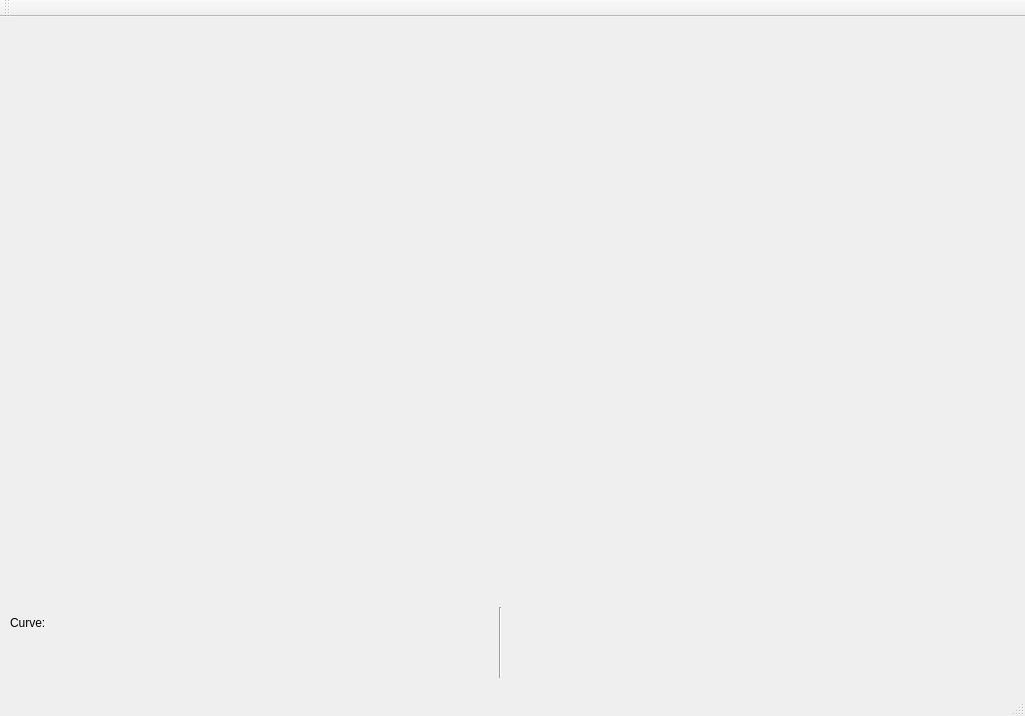
Qt form mainwindow.ui (faustofjunqueira/CurveEditor) before a commit.
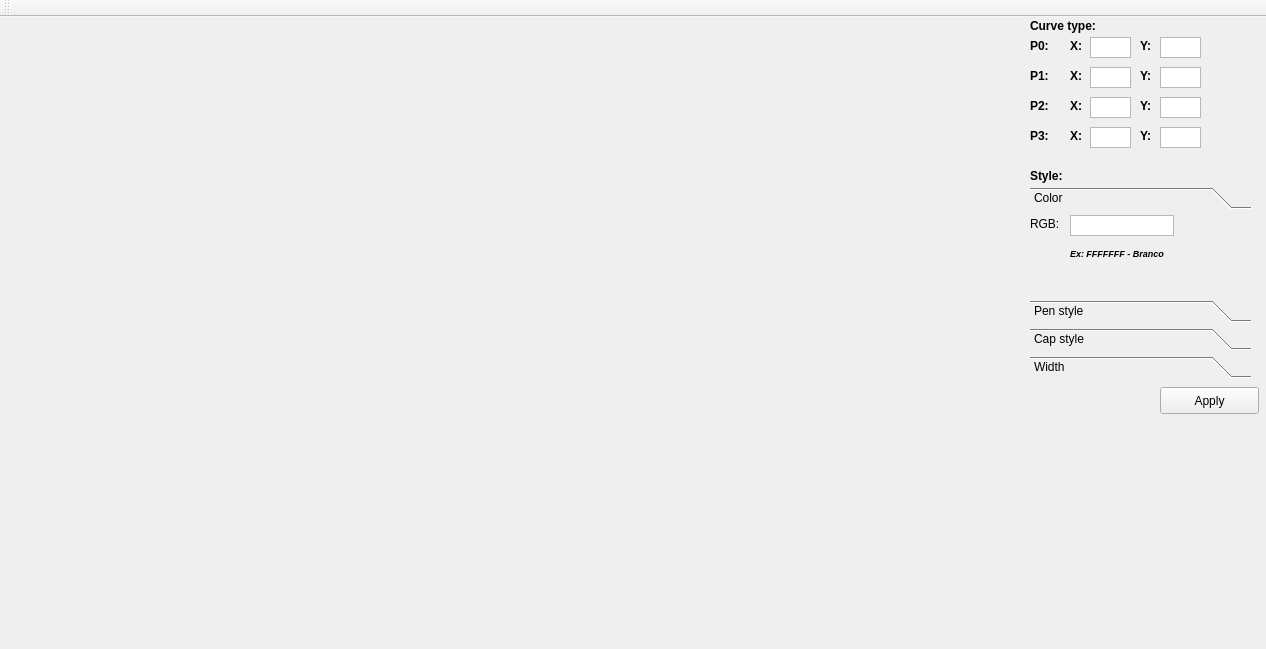
The same form after that commit. The open tabs and pages were chosen to show the change.

What changed in the file:
```diff
--- a/mainwindow.ui
+++ b/mainwindow.ui
@@ -6,8 +6,8 @@
    <rect>
     <x>0</x>
     <y>0</y>
-    <width>1025</width>
-    <height>716</height>
+    <width>1266</width>
+    <height>649</height>
    </rect>
   </property>
   <property name="windowTitle">
@@ -28,30 +28,593 @@
     </property>
     <layout class="QVBoxLayout" name="LayoutCanvas"/>
    </widget>
-   <widget class="Line" name="line">
+   <widget class="QLabel" name="StatticLabel1">
     <property name="geometry">
      <rect>
-      <x>490</x>
-      <y>590</y>
-      <width>20</width>
-      <height>71</height>
+      <x>1030</x>
+      <y>0</y>
+      <width>91</width>
+      <height>17</height>
      </rect>
     </property>
-    <property name="orientation">
-     <enum>Qt::Vertical</enum>
+    <property name="font">
+     <font>
+      <weight>75</weight>
+      <bold>true</bold>
+     </font>
     </property>
+    <property name="text">
+     <string>Curve type:</string>
+    </property>
    </widget>
-   <widget class="QLabel" name="label">
+   <widget class="QLabel" name="TypeCurveLabel">
     <property name="geometry">
      <rect>
-      <x>10</x>
-      <y>580</y>
+      <x>1120</x>
+      <y>0</y>
+      <width>111</width>
+      <height>17</height>
+     </rect>
+    </property>
+    <property name="text">
+     <string/>
+    </property>
+   </widget>
+   <widget class="QLabel" name="StaticLabelPosX">
+    <property name="geometry">
+     <rect>
+      <x>1070</x>
+      <y>20</y>
+      <width>21</width>
+      <height>17</height>
+     </rect>
+    </property>
+    <property name="font">
+     <font>
+      <weight>75</weight>
+      <bold>true</bold>
+     </font>
+    </property>
+    <property name="text">
+     <string>X:</string>
+    </property>
+   </widget>
+   <widget class="QLabel" name="StaticLabelPosY">
+    <property name="geometry">
+     <rect>
+      <x>1140</x>
+      <y>20</y>
+      <width>21</width>
+      <height>17</height>
+     </rect>
+    </property>
+    <property name="font">
+     <font>
+      <weight>75</weight>
+      <bold>true</bold>
+     </font>
+    </property>
+    <property name="text">
+     <string>Y:</string>
+    </property>
+   </widget>
+   <widget class="QTextEdit" name="CurveXTextEdit">
+    <property name="geometry">
+     <rect>
+      <x>1090</x>
+      <y>20</y>
+      <width>41</width>
+      <height>21</height>
+     </rect>
+    </property>
+    <property name="verticalScrollBarPolicy">
+     <enum>Qt::ScrollBarAlwaysOff</enum>
+    </property>
+    <property name="horizontalScrollBarPolicy">
+     <enum>Qt::ScrollBarAlwaysOff</enum>
+    </property>
+   </widget>
+   <widget class="QTextEdit" name="CurveYTextEdit">
+    <property name="geometry">
+     <rect>
+      <x>1160</x>
+      <y>20</y>
+      <width>41</width>
+      <height>21</height>
+     </rect>
+    </property>
+    <property name="verticalScrollBarPolicy">
+     <enum>Qt::ScrollBarAlwaysOff</enum>
+    </property>
+    <property name="horizontalScrollBarPolicy">
+     <enum>Qt::ScrollBarAlwaysOff</enum>
+    </property>
+   </widget>
+   <widget class="QLabel" name="StatticLabel4">
+    <property name="geometry">
+     <rect>
+      <x>1030</x>
+      <y>150</y>
+      <width>51</width>
+      <height>17</height>
+     </rect>
+    </property>
+    <property name="font">
+     <font>
+      <weight>75</weight>
+      <bold>true</bold>
+     </font>
+    </property>
+    <property name="text">
+     <string>Style:</string>
+    </property>
+   </widget>
+   <widget class="QToolBox" name="toolBox">
+    <property name="geometry">
+     <rect>
+      <x>1030</x>
+      <y>170</y>
       <width>221</width>
-      <height>51</height>
+      <height>191</height>
      </rect>
     </property>
+    <property name="autoFillBackground">
+     <bool>true</bool>
+    </property>
+    <property name="currentIndex">
+     <number>2</number>
+    </property>
+    <widget class="QWidget" name="page1">
+     <property name="geometry">
+      <rect>
+       <x>0</x>
+       <y>0</y>
+       <width>221</width>
+       <height>67</height>
+      </rect>
+     </property>
+     <attribute name="label">
+      <string>Color</string>
+     </attribute>
+     <widget class="QLabel" name="label">
+      <property name="geometry">
+       <rect>
+        <x>0</x>
+        <y>0</y>
+        <width>67</width>
+        <height>17</height>
+       </rect>
+      </property>
+      <property name="text">
+       <string>RGB:</string>
+      </property>
+     </widget>
+     <widget class="QTextEdit" name="ColorField">
+      <property name="geometry">
+       <rect>
+        <x>40</x>
+        <y>0</y>
+        <width>104</width>
+        <height>21</height>
+       </rect>
+      </property>
+      <property name="verticalScrollBarPolicy">
+       <enum>Qt::ScrollBarAlwaysOff</enum>
+      </property>
+     </widget>
+     <widget class="QLabel" name="label_2">
+      <property name="geometry">
+       <rect>
+        <x>40</x>
+        <y>30</y>
+        <width>101</width>
+        <height>17</height>
+       </rect>
+      </property>
+      <property name="font">
+       <font>
+        <pointsize>7</pointsize>
+        <weight>75</weight>
+        <italic>true</italic>
+        <bold>true</bold>
+       </font>
+      </property>
+      <property name="text">
+       <string>Ex: FFFFFFF - Branco</string>
+      </property>
+     </widget>
+    </widget>
+    <widget class="QWidget" name="page_2">
+     <property name="geometry">
+      <rect>
+       <x>0</x>
+       <y>0</y>
+       <width>221</width>
+       <height>67</height>
+      </rect>
+     </property>
+     <attribute name="label">
+      <string>Pen style</string>
+     </attribute>
+     <layout class="QVBoxLayout" name="verticalLayout">
+      <item>
+       <widget class="QComboBox" name="PenStyleComboBox"/>
+      </item>
+     </layout>
+    </widget>
+    <widget class="QWidget" name="page3">
+     <property name="geometry">
+      <rect>
+       <x>0</x>
+       <y>0</y>
+       <width>221</width>
+       <height>67</height>
+      </rect>
+     </property>
+     <attribute name="label">
+      <string>Cap style</string>
+     </attribute>
+     <widget class="QComboBox" name="CapStyleComboBox">
+      <property name="geometry">
+       <rect>
+        <x>10</x>
+        <y>0</y>
+        <width>151</width>
+        <height>31</height>
+       </rect>
+      </property>
+     </widget>
+    </widget>
+    <widget class="QWidget" name="Width">
+     <property name="geometry">
+      <rect>
+       <x>0</x>
+       <y>0</y>
+       <width>221</width>
+       <height>67</height>
+      </rect>
+     </property>
+     <attribute name="label">
+      <string>Width</string>
+     </attribute>
+     <widget class="QLabel" name="label_3">
+      <property name="geometry">
+       <rect>
+        <x>10</x>
+        <y>0</y>
+        <width>41</width>
+        <height>17</height>
+       </rect>
+      </property>
+      <property name="text">
+       <string>Px:</string>
+      </property>
+     </widget>
+     <widget class="QTextEdit" name="WidthField">
+      <property name="geometry">
+       <rect>
+        <x>40</x>
+        <y>0</y>
+        <width>104</width>
+        <height>21</height>
+       </rect>
+      </property>
+      <property name="verticalScrollBarPolicy">
+       <enum>Qt::ScrollBarAlwaysOff</enum>
+      </property>
+     </widget>
+    </widget>
+   </widget>
+   <widget class="QLabel" name="StaticLabelPosPt">
+    <property name="geometry">
+     <rect>
+      <x>1030</x>
+      <y>20</y>
+      <width>31</width>
+      <height>17</height>
+     </rect>
+    </property>
+    <property name="font">
+     <font>
+      <weight>75</weight>
+      <bold>true</bold>
+     </font>
+    </property>
     <property name="text">
-     <string>Curve:</string>
+     <string>P0:</string>
+    </property>
+   </widget>
+   <widget class="QLabel" name="StaticLabelPosX_2">
+    <property name="geometry">
+     <rect>
+      <x>1070</x>
+      <y>50</y>
+      <width>21</width>
+      <height>17</height>
+     </rect>
+    </property>
+    <property name="font">
+     <font>
+      <weight>75</weight>
+      <bold>true</bold>
+     </font>
+    </property>
+    <property name="text">
+     <string>X:</string>
+    </property>
+   </widget>
+   <widget class="QTextEdit" name="CurveYTextEdit_2">
+    <property name="geometry">
+     <rect>
+      <x>1160</x>
+      <y>50</y>
+      <width>41</width>
+      <height>21</height>
+     </rect>
+    </property>
+    <property name="verticalScrollBarPolicy">
+     <enum>Qt::ScrollBarAlwaysOff</enum>
+    </property>
+    <property name="horizontalScrollBarPolicy">
+     <enum>Qt::ScrollBarAlwaysOff</enum>
+    </property>
+   </widget>
+   <widget class="QLabel" name="StaticLabelPosY_2">
+    <property name="geometry">
+     <rect>
+      <x>1140</x>
+      <y>50</y>
+      <width>21</width>
+      <height>17</height>
+     </rect>
+    </property>
+    <property name="font">
+     <font>
+      <weight>75</weight>
+      <bold>true</bold>
+     </font>
+    </property>
+    <property name="text">
+     <string>Y:</string>
+    </property>
+   </widget>
+   <widget class="QLabel" name="StaticLabelPosPt_2">
+    <property name="geometry">
+     <rect>
+      <x>1030</x>
+      <y>50</y>
+      <width>31</width>
+      <height>17</height>
+     </rect>
+    </property>
+    <property name="font">
+     <font>
+      <weight>75</weight>
+      <bold>true</bold>
+     </font>
+    </property>
+    <property name="text">
+     <string>P1:</string>
+    </property>
+   </widget>
+   <widget class="QTextEdit" name="CurveXTextEdit_2">
+    <property name="geometry">
+     <rect>
+      <x>1090</x>
+      <y>50</y>
+      <width>41</width>
+      <height>21</height>
+     </rect>
+    </property>
+    <property name="verticalScrollBarPolicy">
+     <enum>Qt::ScrollBarAlwaysOff</enum>
+    </property>
+    <property name="horizontalScrollBarPolicy">
+     <enum>Qt::ScrollBarAlwaysOff</enum>
+    </property>
+   </widget>
+   <widget class="QLabel" name="StaticLabelPosX_3">
+    <property name="geometry">
+     <rect>
+      <x>1070</x>
+      <y>80</y>
+      <width>21</width>
+      <height>17</height>
+     </rect>
+    </property>
+    <property name="font">
+     <font>
+      <weight>75</weight>
+      <bold>true</bold>
+     </font>
+    </property>
+    <property name="text">
+     <string>X:</string>
+    </property>
+   </widget>
+   <widget class="QTextEdit" name="CurveYTextEdit_3">
+    <property name="geometry">
+     <rect>
+      <x>1160</x>
+      <y>80</y>
+      <width>41</width>
+      <height>21</height>
+     </rect>
+    </property>
+    <property name="verticalScrollBarPolicy">
+     <enum>Qt::ScrollBarAlwaysOff</enum>
+    </property>
+    <property name="horizontalScrollBarPolicy">
+     <enum>Qt::ScrollBarAlwaysOff</enum>
+    </property>
+   </widget>
+   <widget class="QLabel" name="StaticLabelPosY_3">
+    <property name="geometry">
+     <rect>
+      <x>1140</x>
+      <y>80</y>
+      <width>21</width>
+      <height>17</height>
+     </rect>
+    </property>
+    <property name="font">
+     <font>
+      <weight>75</weight>
+      <bold>true</bold>
+     </font>
+    </property>
+    <property name="text">
+     <string>Y:</string>
+    </property>
+   </widget>
+   <widget class="QLabel" name="Label3">
+    <property name="geometry">
+     <rect>
+      <x>1030</x>
+      <y>80</y>
+      <width>31</width>
+      <height>17</height>
+     </rect>
+    </property>
+    <property name="font">
+     <font>
+      <weight>75</weight>
+      <bold>true</bold>
+     </font>
+    </property>
+    <property name="text">
+     <string>P2:</string>
+    </property>
+   </widget>
+   <widget class="QTextEdit" name="CurveXTextEdit_3">
+    <property name="geometry">
+     <rect>
+      <x>1090</x>
+      <y>80</y>
+      <width>41</width>
+      <height>21</height>
+     </rect>
+    </property>
+    <property name="verticalScrollBarPolicy">
+     <enum>Qt::ScrollBarAlwaysOff</enum>
+    </property>
+    <property name="horizontalScrollBarPolicy">
+     <enum>Qt::ScrollBarAlwaysOff</enum>
+    </property>
+   </widget>
+   <widget class="QLabel" name="StaticLabelPosX_4">
+    <property name="geometry">
+     <rect>
+      <x>1070</x>
+      <y>110</y>
+      <width>21</width>
+      <height>17</height>
+     </rect>
+    </property>
+    <property name="font">
+     <font>
+      <weight>75</weight>
+      <bold>true</bold>
+     </font>
+    </property>
+    <property name="text">
+     <string>X:</string>
+    </property>
+   </widget>
+   <widget class="QTextEdit" name="CurveYTextEdit_4">
+    <property name="geometry">
+     <rect>
+      <x>1160</x>
+      <y>110</y>
+      <width>41</width>
+      <height>21</height>
+     </rect>
+    </property>
+    <property name="verticalScrollBarPolicy">
+     <enum>Qt::ScrollBarAlwaysOff</enum>
+    </property>
+    <property name="horizontalScrollBarPolicy">
+     <enum>Qt::ScrollBarAlwaysOff</enum>
+    </property>
+   </widget>
+   <widget class="QLabel" name="StaticLabelPosY_4">
+    <property name="geometry">
+     <rect>
+      <x>1140</x>
+      <y>110</y>
+      <width>21</width>
+      <height>17</height>
+     </rect>
+    </property>
+    <property name="font">
+     <font>
+      <weight>75</weight>
+      <bold>true</bold>
+     </font>
+    </property>
+    <property name="text">
+     <string>Y:</string>
+    </property>
+   </widget>
+   <widget class="QLabel" name="Label4">
+    <property name="geometry">
+     <rect>
+      <x>1030</x>
+      <y>110</y>
+      <width>31</width>
+      <height>17</height>
+     </rect>
+    </property>
+    <property name="font">
+     <font>
+      <weight>75</weight>
+      <bold>true</bold>
+     </font>
+    </property>
+    <property name="text">
+     <string>P3:</string>
+    </property>
+   </widget>
+   <widget class="QTextEdit" name="CurveXTextEdit_4">
+    <property name="geometry">
+     <rect>
+      <x>1090</x>
+      <y>110</y>
+      <width>41</width>
+      <height>21</height>
+     </rect>
+    </property>
+    <property name="verticalScrollBarPolicy">
+     <enum>Qt::ScrollBarAlwaysOff</enum>
+    </property>
+    <property name="horizontalScrollBarPolicy">
+     <enum>Qt::ScrollBarAlwaysOff</enum>
+    </property>
+   </widget>
+   <widget class="QPushButton" name="ApplyButton">
+    <property name="geometry">
+     <rect>
+      <x>1160</x>
+      <y>370</y>
+      <width>99</width>
+      <height>27</height>
+     </rect>
+    </property>
+    <property name="text">
+     <string>Apply</string>
+    </property>
+   </widget>
+   <widget class="QLabel" name="IssueLabel">
+    <property name="geometry">
+     <rect>
+      <x>1030</x>
+      <y>410</y>
+      <width>231</width>
+      <height>17</height>
+     </rect>
+    </property>
+    <property name="text">
+     <string/>
     </property>
    </widget>
   </widget>
@@ -79,7 +642,6 @@
     <bool>false</bool>
    </attribute>
   </widget>
-  <widget class="QStatusBar" name="StatusBar"/>
  </widget>
  <layoutdefault spacing="6" margin="11"/>
  <resources/>
```
Left out of the diff: 2 changed lines with no effect on the pictures.
